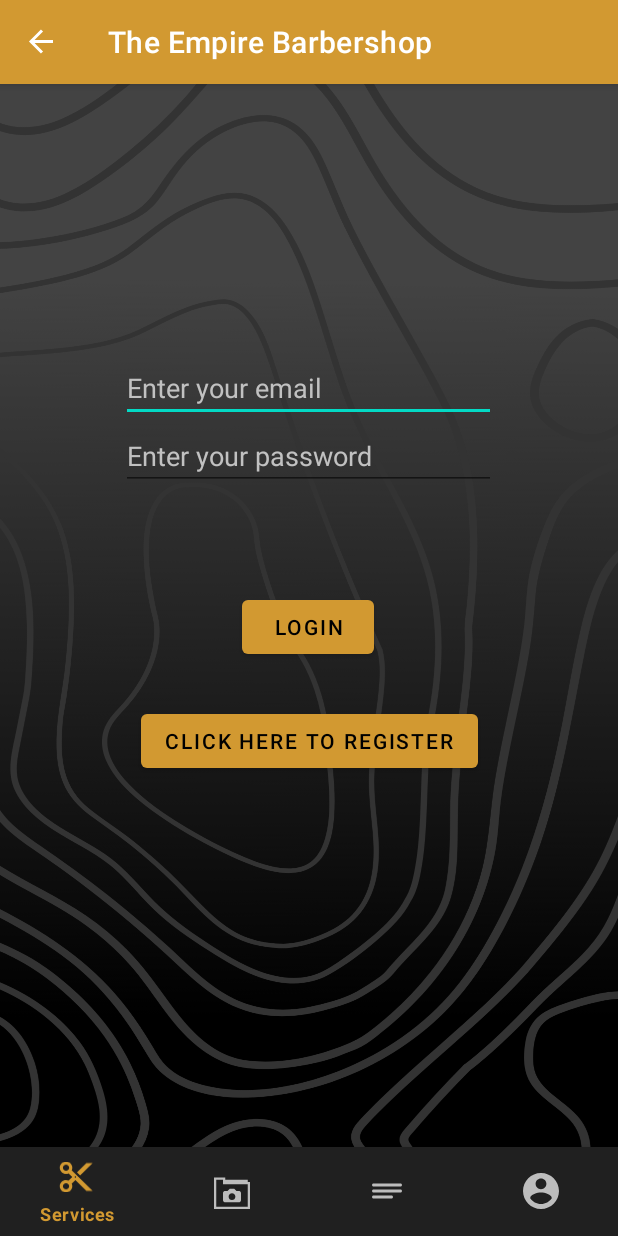
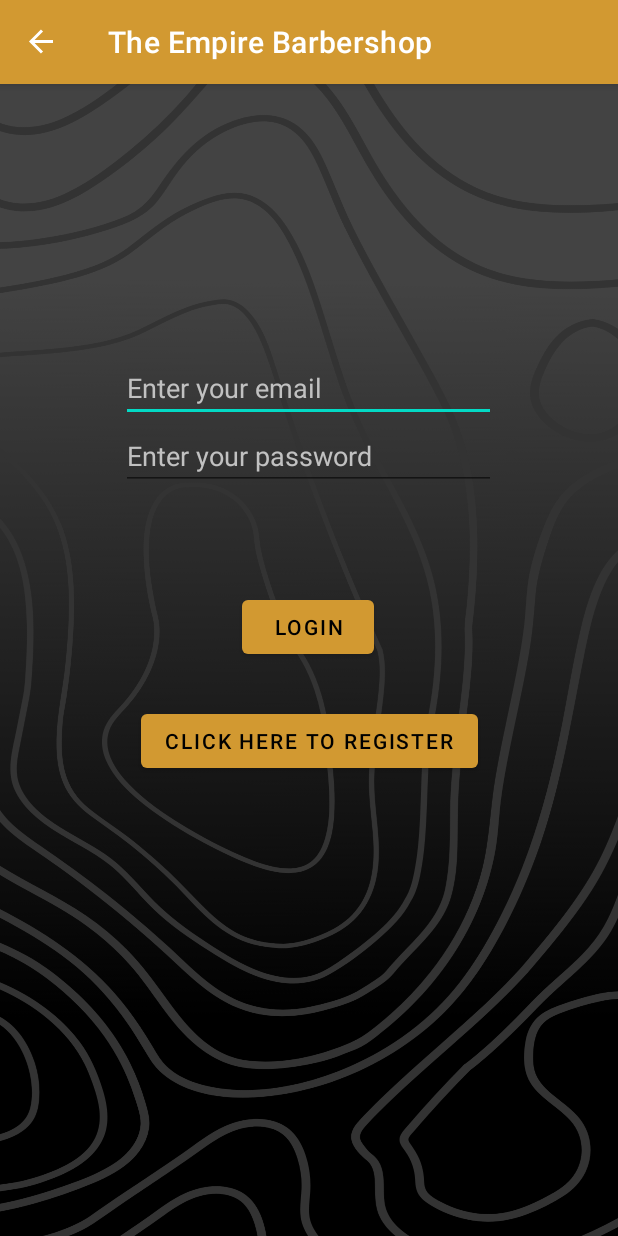
Before and after one commit to avi53/Barber_Mobile_Application, an Android app: the screen it shows after launch (MainActivity), on a phone screen of 412 x 824 dp. Run offline under Robolectric (Android 15) with nearby library versions, the phone set to English and light mode, and no system bars; our stand-ins replace navigation-ui.

```diff
--- a/app/src/main/java/edu/tacoma/uw/barber_mobile_application/MainActivity.java
+++ b/app/src/main/java/edu/tacoma/uw/barber_mobile_application/MainActivity.java
@@ -1,6 +1,7 @@
 package edu.tacoma.uw.barber_mobile_application;
 
 import android.os.Bundle;
+import android.view.View;
 
 import com.google.android.material.bottomnavigation.BottomNavigationView;
 
@@ -32,6 +33,21 @@ public class MainActivity extends AppCompatActivity {
         NavController navController = Navigation.findNavController(this, R.id.nav_host_fragment_activity_main);
         NavigationUI.setupActionBarWithNavController(this, navController, appBarConfiguration);
         NavigationUI.setupWithNavController(binding.navView, navController);
+
+        // Observe the current destination of the NavController
+        navController.addOnDestinationChangedListener((controller, destination, arguments) -> {
+            // Check if the current destination is the LoginFragment
+            // TODO: Add "|| destination.getId() == R.id.registrationFragment" in if block when time comes
+            if (destination.getId() == R.id.loginFragment) {
+                // Hide the BottomNavigationView
+                navView.setVisibility(View.GONE);
+            } else {
+                // Show the BottomNavigationView for other destinations
+                navView.setVisibility(View.VISIBLE);
+            }
+        });
+
+
     }
 
 
--- a/app/src/main/res/layout/activity_main.xml
+++ b/app/src/main/res/layout/activity_main.xml
@@ -8,7 +8,7 @@
 
     <com.google.android.material.bottomnavigation.BottomNavigationView
         android:id="@+id/nav_view"
-        android:layout_width="0dp"
+        android:layout_width="match_parent"
         android:layout_height="59dp"
         android:background="#202020"
         app:itemIconTint="@drawable/bottom_nav_color_selector"
```
Also changed, not shown: app/src/main/java/edu/tacoma/uw/barber_mobile_application/ui/account/LoginFragment.java (+0 -10 lines).
